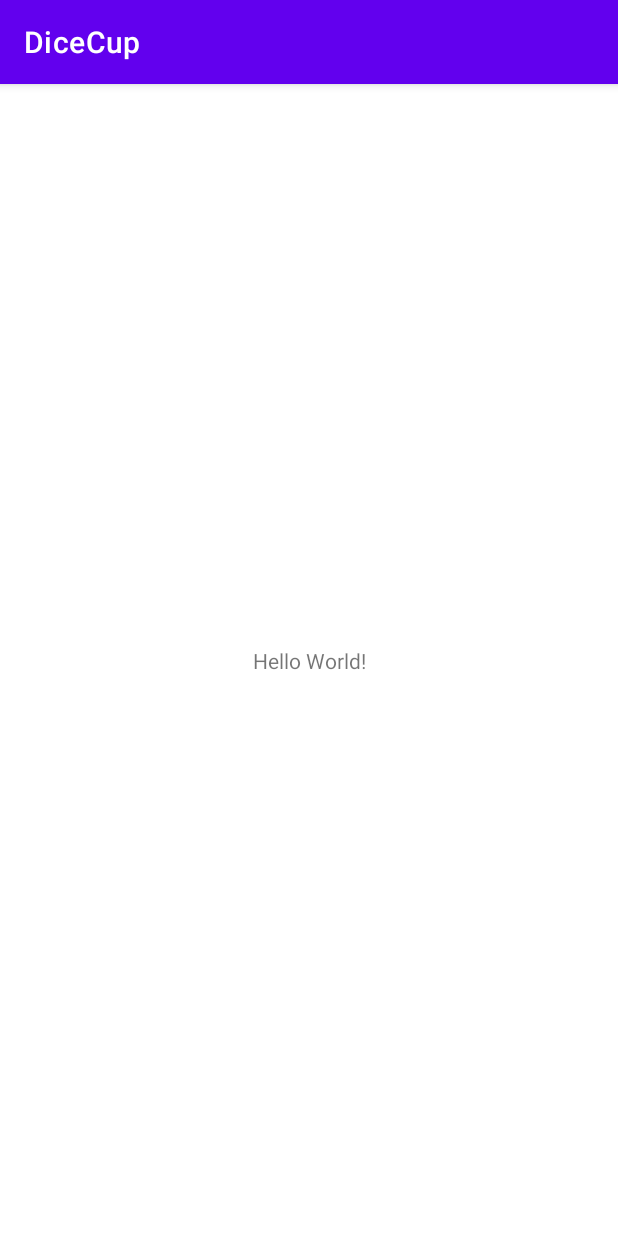
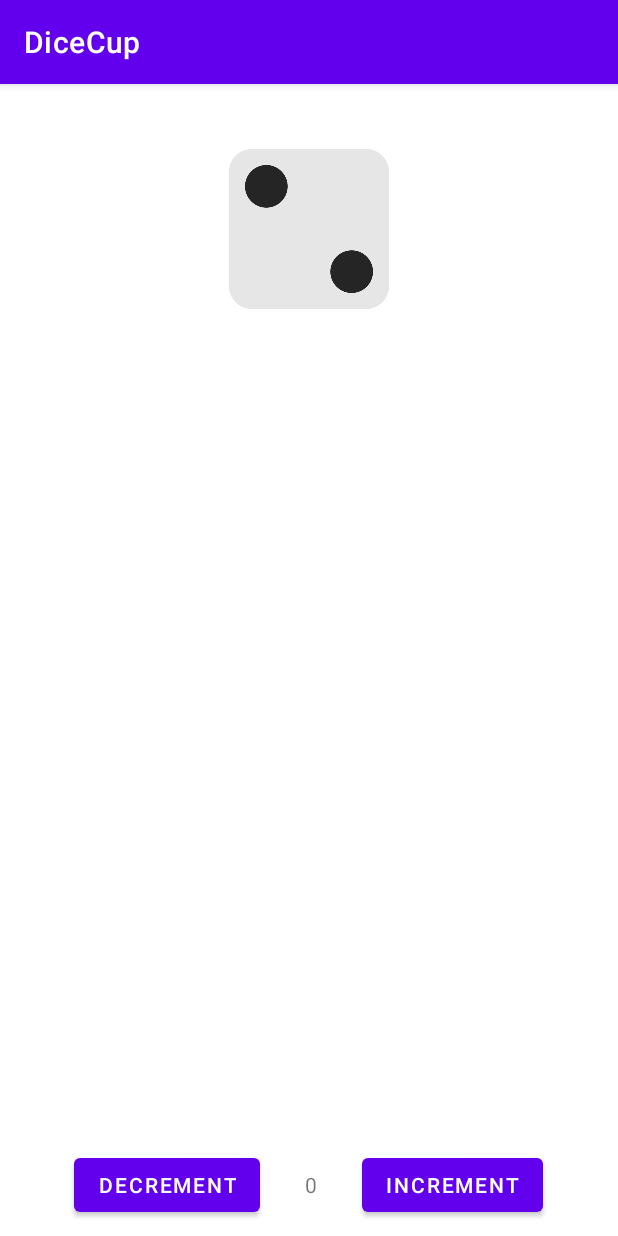
Before and after one commit to kamila0801/DiceCup, an Android app: the screen it shows after launch (MainActivity), on a phone screen of 412 x 824 dp. Run offline under Robolectric (Android 15) with nearby library versions, the phone set to English and light mode, and no system bars.

Commit message:
adding/removing dices functionality

```diff
--- a/app/src/main/java/com/example/dicecup/MainActivity.kt
+++ b/app/src/main/java/com/example/dicecup/MainActivity.kt
@@ -2,19 +2,118 @@ package com.example.dicecup
 
 import androidx.appcompat.app.AppCompatActivity
 import android.os.Bundle
+import android.widget.*
+import org.w3c.dom.Text
 
 class MainActivity : AppCompatActivity() {
 
-    private val diceId = intArrayOf(0,
+    private lateinit var layouts: Array<LinearLayout>
+    private var counter = 1;
+    private var dices = ArrayList<ImageView>()
+
+    private val diceId = intArrayOf(
+        0,
         R.drawable.dice1,
         R.drawable.dice2,
         R.drawable.dice3,
         R.drawable.dice4,
         R.drawable.dice5,
-        R.drawable.dice6)
+        R.drawable.dice6
+    )
 
     override fun onCreate(savedInstanceState: Bundle?) {
         super.onCreate(savedInstanceState)
         setContentView(R.layout.activity_main)
+        val lay1 = findViewById<LinearLayout>(R.id.linearLay1)
+        val lay2 = findViewById<LinearLayout>(R.id.linearLay2)
+        val lay3 = findViewById<LinearLayout>(R.id.linearLay3)
+        layouts = arrayOf(lay1, lay2, lay3)
+        addImage()
+
+
+        val incr = findViewById<Button>(R.id.incrementBtn)
+        val decr = findViewById<Button>(R.id.decrementBtn)
+        val text = findViewById<TextView>(R.id.noDices)
+
+        incr.setOnClickListener {
+            incrementBtn()
+            if (counter != 6) {
+                counter++
+                text.text = counter.toString()
+            }
+        }
+
+        decr.setOnClickListener {
+            decrementBtn()
+            if (counter != 1) {
+                counter--
+                text.text = counter.toString()
+            }
+        }
+
+
+    }
+
+    private fun decrementBtn() {
+        val size = dices.size;
+        if (size == 6) {
+            layouts[2].removeViewAt(1)
+        } else if (size == 5) {
+            layouts[2].removeViewAt(0)
+        } else if (size == 4) {
+            layouts[1].removeViewAt(1)
+        } else if (size == 3) {
+            layouts[1].removeViewAt(0)
+        } else if (size == 2) {
+            layouts[0].removeViewAt(1)
+        }
+
+        when(size){
+            6, 5, 4, 3, 2 -> removeLastelement()
+        }
+
+        if (size == 1) {
+            Toast.makeText(
+                this,
+                "cannot delete more dices",
+                Toast.LENGTH_LONG
+            ).show()
+        }
+
+    }
+
+    private fun incrementBtn() {
+        addImage()
+    }
+
+    fun removeLastelement() {
+        dices.removeAt(dices.size - 1) // later change to the stack
+    }
+
+    private fun addImage() {
+        if (counter == 1) {
+            layouts[0].addView(getImageView())
+        }
+        if (counter == 2 || counter == 3) {
+            layouts[1].addView(getImageView())
+        }
+        if (counter == 4 || counter == 5) {
+            layouts[2].addView(getImageView())
+        } else if (counter == 6) {
+            Toast.makeText(
+                this,
+                "cannot add more dices",
+                Toast.LENGTH_LONG
+            ).show()
+        }
+    }
+
+    private fun getImageView(): ImageView {
+        val imageView = ImageView(this)
+        imageView.layoutParams = LinearLayout.LayoutParams(200, 200) // value is in pixels
+        imageView.setImageResource(R.drawable.dice2)
+        imageView.setPadding(20, 0, 20, 0)
+        dices.add(imageView)
+        return imageView;
     }
 }
--- a/app/src/main/res/layout/activity_main.xml
+++ b/app/src/main/res/layout/activity_main.xml
@@ -1,18 +1,69 @@
 <?xml version="1.0" encoding="utf-8"?>
-<androidx.constraintlayout.widget.ConstraintLayout xmlns:android="http://schemas.android.com/apk/res/android"
+<LinearLayout xmlns:android="http://schemas.android.com/apk/res/android"
     xmlns:app="http://schemas.android.com/apk/res-auto"
     xmlns:tools="http://schemas.android.com/tools"
     android:layout_width="match_parent"
     android:layout_height="match_parent"
-    tools:context=".MainActivity">
+    tools:context=".MainActivity"
+    android:orientation="vertical">
 
-    <TextView
-        android:layout_width="wrap_content"
+    <LinearLayout
+        android:id="@+id/linearLay1"
+        android:layout_width="match_parent"
+        android:gravity="center_horizontal"
+        android:layout_height="120dp"
+        android:layout_marginTop="30dp"
+        android:orientation="horizontal">
+
+    </LinearLayout>
+
+    <LinearLayout
+        android:id="@+id/linearLay2"
+        android:layout_width="match_parent"
+        android:gravity="center_horizontal"
+        android:layout_height="120dp"
+        android:orientation="horizontal">
+
+    </LinearLayout>
+
+
+    <LinearLayout
+        android:id="@+id/linearLay3"
+        android:layout_width="match_parent"
+        android:gravity="center_horizontal"
+        android:layout_height="120dp"
+        android:orientation="horizontal">
+
+    </LinearLayout>
+
+    <LinearLayout
+        android:layout_width="match_parent"
         android:layout_height="wrap_content"
-        android:text="Hello World!"
-        app:layout_constraintBottom_toBottomOf="parent"
-        app:layout_constraintLeft_toLeftOf="parent"
-        app:layout_constraintRight_toRightOf="parent"
-        app:layout_constraintTop_toTopOf="parent" />
+        android:layout_marginBottom="10dp"
+        android:gravity="center|bottom"
+        android:layout_weight="1">
 
-</androidx.constraintlayout.widget.ConstraintLayout>
+        <Button
+            android:id="@+id/decrementBtn"
+            android:layout_width="wrap_content"
+            android:layout_height="wrap_content"
+            android:text="decrement"/>
+
+        <TextView
+            android:id="@+id/noDices"
+            android:layout_width="wrap_content"
+            android:layout_height="wrap_content"
+            android:text="0"
+            android:paddingLeft="30dp"
+            android:paddingRight="30dp"/>
+
+        <Button
+            android:id="@+id/incrementBtn"
+            android:layout_width="wrap_content"
+            android:layout_height="wrap_content"
+            android:text="increment"/>
+
+    </LinearLayout>
+
+
+</LinearLayout>
```
